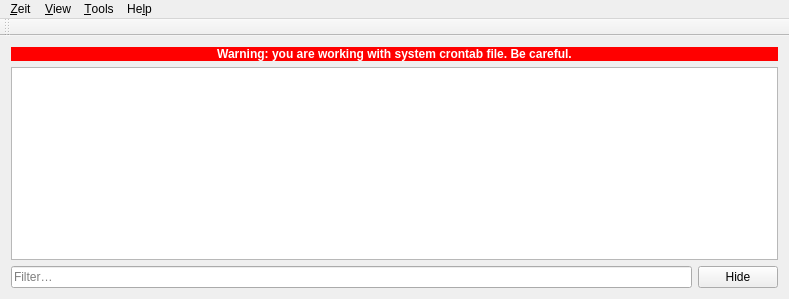
loimu/zeit, file src/mainwindow.ui: the form before one commit.
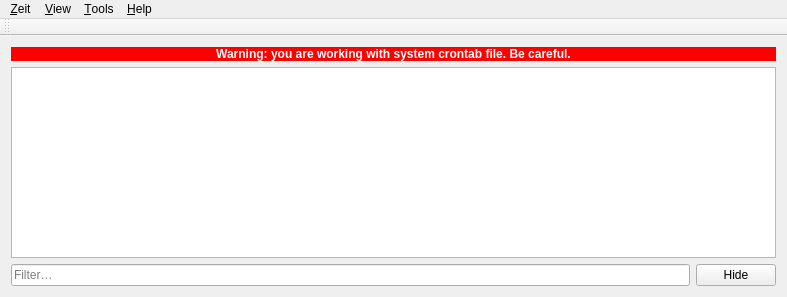
The form after the commit. Icons and pictures are not drawn.

Commit message: zeit: minor changes to the UI   - bypass the Esc key interception   - fix the accelerator

The edit to the form file:
```diff
--- a/src/mainwindow.ui
+++ b/src/mainwindow.ui
@@ -6,8 +6,8 @@
    <rect>
     <x>0</x>
     <y>0</y>
-    <width>789</width>
-    <height>299</height>
+    <width>787</width>
+    <height>297</height>
    </rect>
   </property>
   <property name="windowTitle">
@@ -75,7 +75,7 @@
     <rect>
      <x>0</x>
      <y>0</y>
-     <width>789</width>
+     <width>787</width>
      <height>30</height>
     </rect>
    </property>
@@ -91,7 +91,7 @@
    </widget>
    <widget class="QMenu" name="menuHelp">
     <property name="title">
-     <string>He&amp;lp</string>
+     <string>&amp;Help</string>
     </property>
     <addaction name="actionAbout"/>
    </widget>
```
The commit also changes 2 other files.
